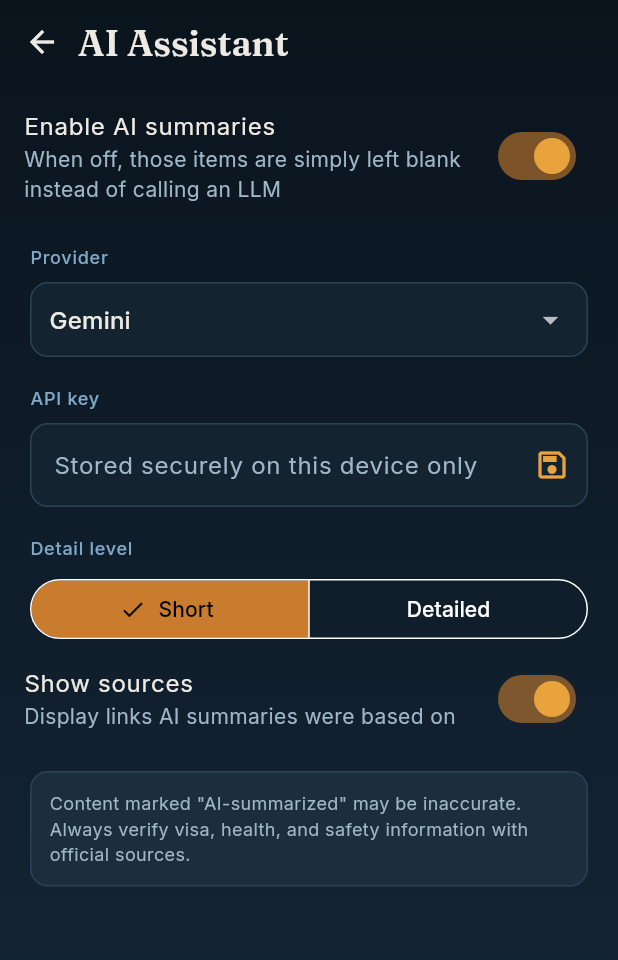
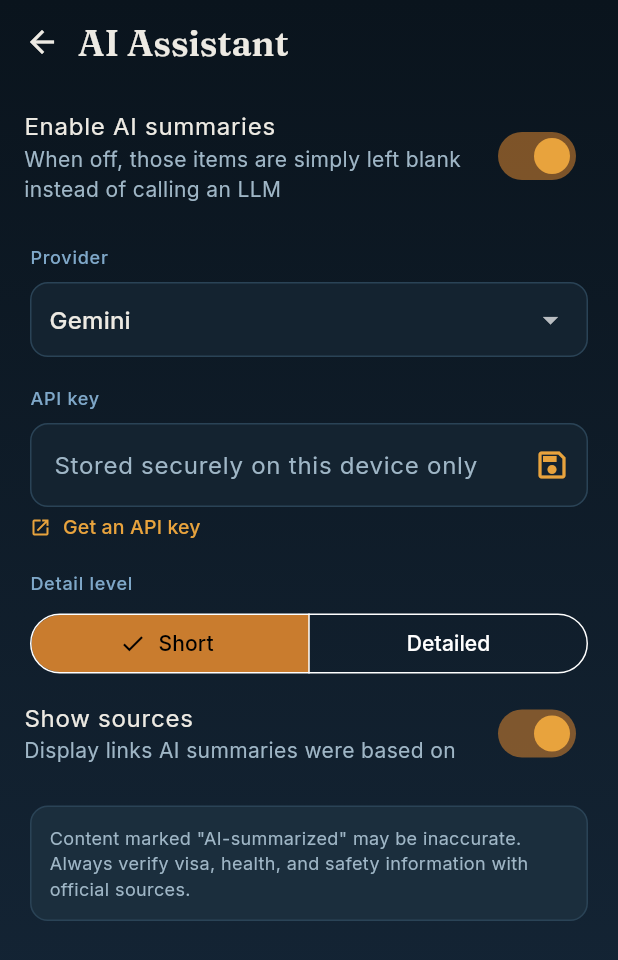
Before and after one commit to dieuvu0584/iLocation, a Flutter app: the LlmSettingsScreen screen opened directly, on a phone screen of 412 x 824 dp. Shown: the top 960 px of the screen. Run offline on Flutter 3.47's test engine with Material 3 defaults, Android fonts, the phone set to English and light mode, and no system bars; our stand-ins replace flutter_secure_storage, google_fonts, shared_preferences, sqflite, sqflite_common_ffi; accounts and stored records are empty.

Commit message:
Add "Get an API key" links next to each BYOK key field
Weather (OpenWeatherMap) and Search (Tavily) fields in API Keys
settings, and the LLM key field in AI Assistant settings, now show a
link to that provider's key-creation page, opened in the external
browser via url_launcher. The LLM link target switches with the
selected provider (Gemini/Groq/OpenRouter/OpenAI).

This does not embed any API keys in the app — it only points users to
where they can create their own, keeping the BYOK architecture intact
(no default/shared keys, per CLAUDE.md's client-only decision).

```diff
--- a/mobile/lib/l10n/app_en.arb
+++ b/mobile/lib/l10n/app_en.arb
@@ -27,6 +27,7 @@
   "detailSourceMissingKey": "Needs API key",
   "detailSourceLink": "External link",
   "openLink": "Open link",
+  "getApiKeyLink": "Get an API key",
   "detailUpdatedAt": "Updated {date}",
   "@detailUpdatedAt": {
     "placeholders": { "date": { "type": "String" } }
--- a/mobile/lib/l10n/app_vi.arb
+++ b/mobile/lib/l10n/app_vi.arb
@@ -27,6 +27,7 @@
   "detailSourceMissingKey": "Cần thêm API key",
   "detailSourceLink": "Liên kết ngoài",
   "openLink": "Mở liên kết",
+  "getApiKeyLink": "Lấy API key",
   "detailUpdatedAt": "Cập nhật {date}",
   "@detailUpdatedAt": {
     "placeholders": { "date": { "type": "String" } }
--- a/mobile/lib/screens/settings/llm_settings_screen.dart
+++ b/mobile/lib/screens/settings/llm_settings_screen.dart
@@ -5,7 +5,21 @@ import '../../l10n/generated/app_localizations.dart';
 import '../../models/settings_models.dart';
 import '../../state/app_settings.dart';
 import '../../theme/colors.dart';
+import '../../widgets/common/get_api_key_link.dart';
 import '../../widgets/common/settings_scaffold.dart';
+
+String _keyUrlFor(ByokProvider p) {
+  switch (p) {
+    case ByokProvider.gemini:
+      return 'https://aistudio.google.com/apikey';
+    case ByokProvider.groq:
+      return 'https://console.groq.com/keys';
+    case ByokProvider.openrouter:
+      return 'https://openrouter.ai/keys';
+    case ByokProvider.openai:
+      return 'https://platform.openai.com/api-keys';
+  }
+}
 
 /// Every provider is BYOK now (CLAUDE.md "Quyết định đã chốt 2026-08-04
 /// (đợt 2)") — no more free tier/fallback, since there's no backend to hold
@@ -111,6 +125,10 @@ class _LlmSettingsScreenState extends State<LlmSettingsScreen> {
                 ),
               ),
             ),
+            Padding(
+              padding: const EdgeInsets.fromLTRB(20, 4, 20, 0),
+              child: GetApiKeyLink(url: _keyUrlFor(appSettings.llmProvider)),
+            ),
             SettingsSectionLabel(l10n.detailLevel),
             Padding(
               padding: const EdgeInsets.symmetric(horizontal: 20),
--- /dev/null
+++ b/mobile/lib/widgets/common/get_api_key_link.dart
@@ -0,0 +1,43 @@
+import 'package:flutter/material.dart';
+import 'package:url_launcher/url_launcher.dart';
+
+import '../../l10n/generated/app_localizations.dart';
+import '../../theme/colors.dart';
+
+/// A small "Get an API key" link shown under a BYOK key field, pointing at
+/// the provider's own key-creation page. Opens in the external browser —
+/// same `url_launcher` mechanism as the "Signature photos" node
+/// (`photo_link_service.dart` / `detail_panel.dart`).
+class GetApiKeyLink extends StatelessWidget {
+  final String url;
+  const GetApiKeyLink({super.key, required this.url});
+
+  Future<void> _open(BuildContext context) async {
+    final messenger = ScaffoldMessenger.of(context);
+    final l10n = AppLocalizations.of(context)!;
+    try {
+      final ok = await launchUrl(Uri.parse(url), mode: LaunchMode.externalApplication);
+      if (!ok && context.mounted) {
+        messenger.showSnackBar(SnackBar(content: Text(l10n.searchError)));
+      }
+    } catch (_) {
+      if (context.mounted) {
+        messenger.showSnackBar(SnackBar(content: Text(l10n.searchError)));
+      }
+    }
+  }
+
+  @override
+  Widget build(BuildContext context) {
+    final l10n = AppLocalizations.of(context)!;
+    return Align(
+      alignment: Alignment.centerLeft,
+      child: TextButton.icon(
+        onPressed: () => _open(context),
+        icon: const Icon(Icons.open_in_new, size: 14, color: AppColors.accentAmber),
+        label: Text(l10n.getApiKeyLink, style: const TextStyle(color: AppColors.accentAmber, fontSize: 13)),
+        style: TextButton.styleFrom(padding: EdgeInsets.zero, minimumSize: const Size(0, 0), tapTargetSize: MaterialTapTargetSize.shrinkWrap),
+      ),
+    );
+  }
+}
```
Also changed, not shown: mobile/lib/screens/settings/api_keys_settings_screen.dart (+12 -0 lines), mobile/lib/l10n/generated/app_localizations.dart, mobile/lib/l10n/generated/app_localizations_ar.dart, mobile/lib/l10n/generated/app_localizations_bn.dart, mobile/lib/l10n/generated/app_localizations_cs.dart, mobile/lib/l10n/generated/app_localizations_da.dart, mobile/lib/l10n/generated/app_localizations_de.dart, mobile/lib/l10n/generated/app_localizations_el.dart, mobile/lib/l10n/generated/app_localizations_en.dart, mobile/lib/l10n/generated/app_localizations_es.dart, mobile/lib/l10n/generated/app_localizations_fa.dart, mobile/lib/l10n/generated/app_localizations_fi.dart, mobile/lib/l10n/generated/app_localizations_fil.dart, mobile/lib/l10n/generated/app_localizations_fr.dart, 22 more files.
